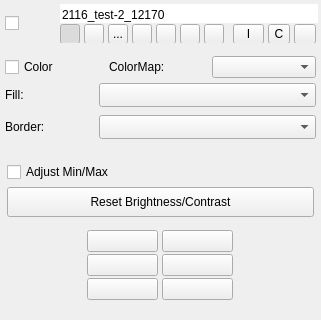
This is src/Interface/Application/LayerWidget.ui in SCIInstitute/Seg3D as Qt 5 draws it before an edit; both pictures show x 0 to 321 and y 0 to 320 of the 321 by 669 pixel window. The edited form follows.
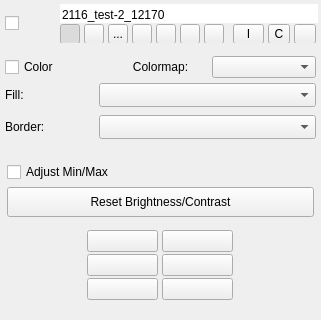
This is the edited form. Icons and pictures are not drawn. Custom widgets are drawn as their Qt base class.

Diff of the .ui file:
```diff
--- a/src/Interface/Application/LayerWidget.ui
+++ b/src/Interface/Application/LayerWidget.ui
@@ -785,7 +785,10 @@
                <item>
                 <widget class="QLabel" name="label_6">
                  <property name="text">
-                  <string>ColorMap:</string>
+                  <string>Colormap:</string>
+                 </property>
+                 <property name="alignment">
+                  <set>Qt::AlignCenter</set>
                  </property>
                 </widget>
                </item>
```
